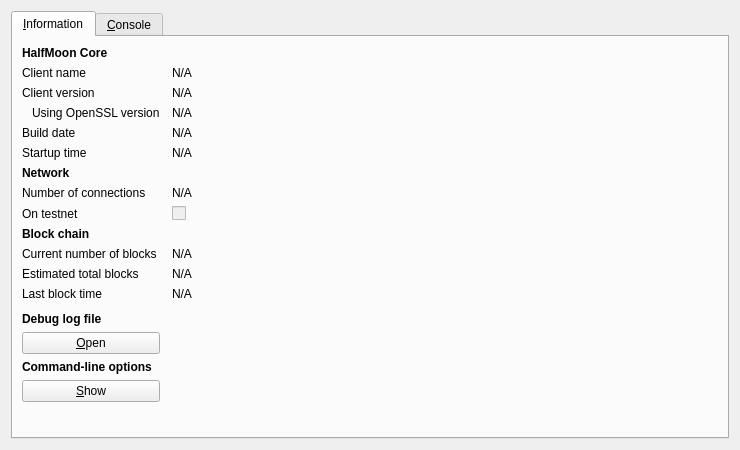
This is src/qt/forms/rpcconsole.ui in CryptoCoderz/HalfMoon as Qt 5 draws it before an edit. The edited form follows.
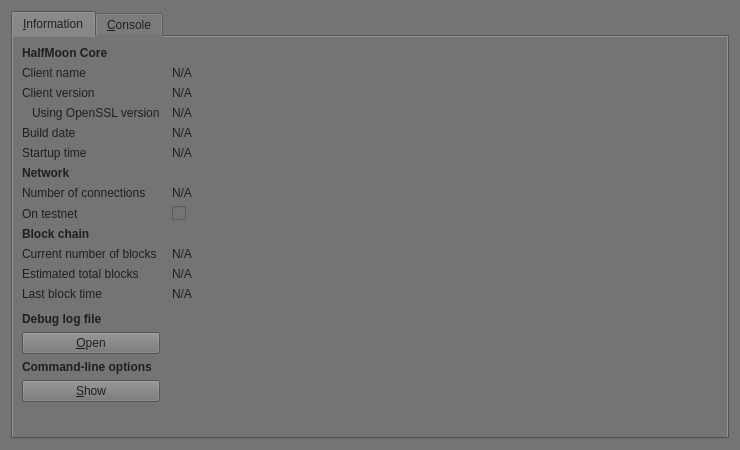
This is the edited form. Icons and pictures are not drawn.

```diff
--- a/src/qt/forms/rpcconsole.ui
+++ b/src/qt/forms/rpcconsole.ui
@@ -13,6 +13,10 @@
   <property name="windowTitle">
    <string>HalfMoon - Debug window</string>
   </property>
+  <property name="styleSheet">
+   <string notr="true">background-color: rgb(116, 116, 116);
+color: rgb(31, 31, 31);</string>
+  </property>
   <layout class="QVBoxLayout" name="verticalLayout_2">
    <item>
     <widget class="QTabWidget" name="tabWidget">
```
